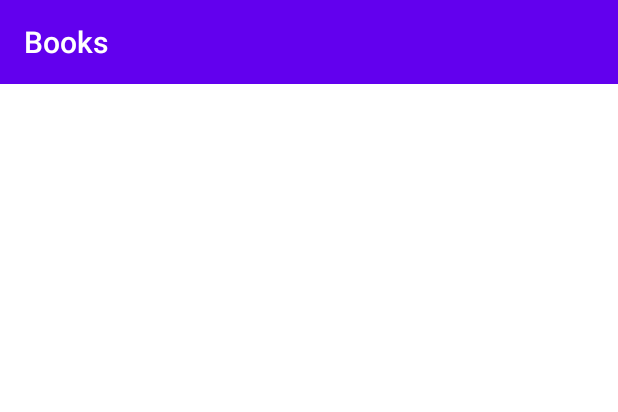
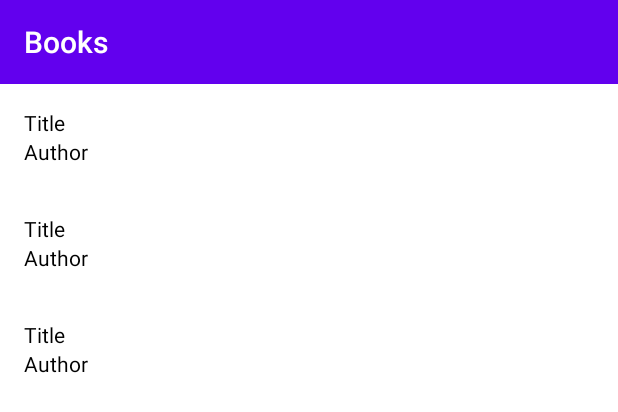
Before and after one commit to matheus-souza/simple-project-kotlin-with-mvvm, an Android app: the layout activity_main.xml on its own in the app's theme, with its tools: preview values and no code run, on a phone screen of 412 x 824 dp. Shown: the top 412 px of the screen. Run offline under Robolectric (Android 15) with nearby library versions, the phone set to English and light mode, and no system bars.

Commit message:
added recyclerview

```diff
--- a/app/build.gradle
+++ b/app/build.gradle
@@ -30,6 +30,7 @@ dependencies {
     implementation 'androidx.core:core-ktx:1.3.1'
     implementation 'androidx.appcompat:appcompat:1.2.0'
     implementation 'androidx.constraintlayout:constraintlayout:1.1.3'
+    implementation "androidx.recyclerview:recyclerview:1.1.0"
 
     testImplementation 'junit:junit:4.13'
     androidTestImplementation 'androidx.test.ext:junit:1.1.1'
--- a/app/src/main/res/layout/activity_main.xml
+++ b/app/src/main/res/layout/activity_main.xml
@@ -16,11 +16,13 @@
         app:layout_constraintTop_toTopOf="parent"
         app:title="@string/books_title" />
 
+    <androidx.recyclerview.widget.RecyclerView
+        android:id="@+id/recyclerBooks"
+        android:layout_width="0dp"
         android:layout_height="wrap_content"
-        android:text="Hello World!"
-        app:layout_constraintBottom_toBottomOf="parent"
-        app:layout_constraintLeft_toLeftOf="parent"
-        app:layout_constraintRight_toRightOf="parent"
-        app:layout_constraintTop_toTopOf="parent" />
+        app:layout_constraintEnd_toEndOf="parent"
+        app:layout_constraintStart_toStartOf="parent"
+        app:layout_constraintTop_toBottomOf="@id/toolbarMain"
+        tools:listitem="@layout/item_book" />
 
 </androidx.constraintlayout.widget.ConstraintLayout>
--- /dev/null
+++ b/app/src/main/res/layout/item_book.xml
@@ -0,0 +1,23 @@
+<?xml version="1.0" encoding="utf-8"?>
+<LinearLayout xmlns:android="http://schemas.android.com/apk/res/android"
+    xmlns:tools="http://schemas.android.com/tools"
+    android:layout_width="match_parent"
+    android:layout_height="wrap_content"
+    android:orientation="vertical"
+    android:padding="16dp">
+
+    <TextView
+        android:id="@+id/tvTitle"
+        android:layout_width="wrap_content"
+        android:layout_height="wrap_content"
+        android:textColor="#000"
+        tools:text="Title" />
+
+    <TextView
+        android:id="@+id/tvAuthor"
+        android:layout_width="wrap_content"
+        android:layout_height="wrap_content"
+        android:textColor="#000"
+        tools:text="Author" />
+
+</LinearLayout>
```
